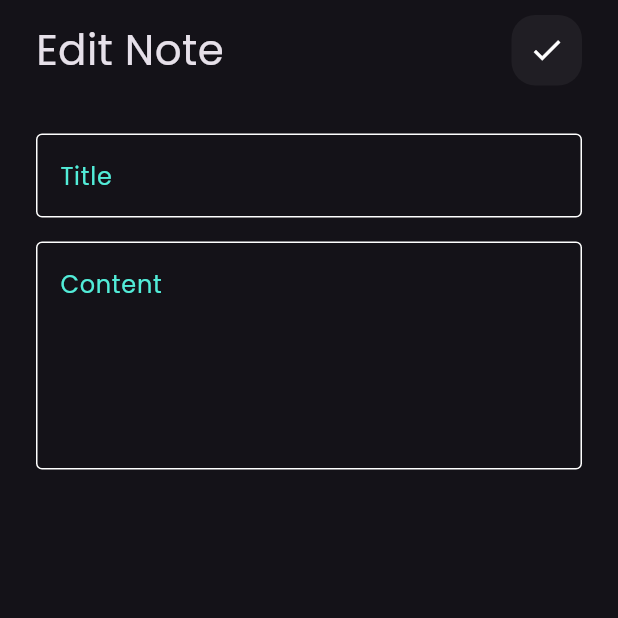
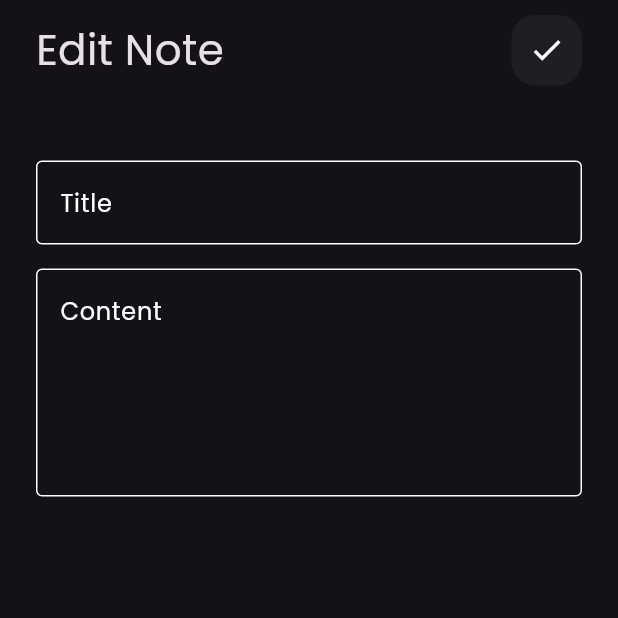
Before and after one commit to IbrahimMahmoud2023/notes_learn, a Flutter app: the EditNoteViewBody screen opened directly, on a phone screen of 412 x 824 dp, the top half of it. Run offline on Flutter 3.47's test engine with Material 3 defaults, Android fonts, the phone set to English and light mode, and no system bars; our stand-ins replace font_awesome_flutter.

Commit message:
finish edit note view body

```diff
--- a/lib/widgets/custom_text_field.dart
+++ b/lib/widgets/custom_text_field.dart
@@ -17,7 +17,7 @@ class CustomTextField extends StatelessWidget {
         focusedBorder: buildBorder(kPrimaryColor),
         hintText: hintText,
 
-        hintStyle: TextStyle(color: kPrimaryColor),
+        hintStyle: TextStyle(color: Colors.white),
       ),
     );
   }
--- a/lib/widgets/edit_note_view_body.dart
+++ b/lib/widgets/edit_note_view_body.dart
@@ -20,7 +20,7 @@ class EditNoteViewBody extends StatelessWidget {
                 CustomSearchIcon(icon: Icons.check),
               ],
             ),
-            SizedBox(height: 32),
+            SizedBox(height: 50),
             CustomTextField(hintText: 'Title'),
             const SizedBox(height: 16),
             CustomTextField(hintText: 'Content', maxLines: 5),
```
